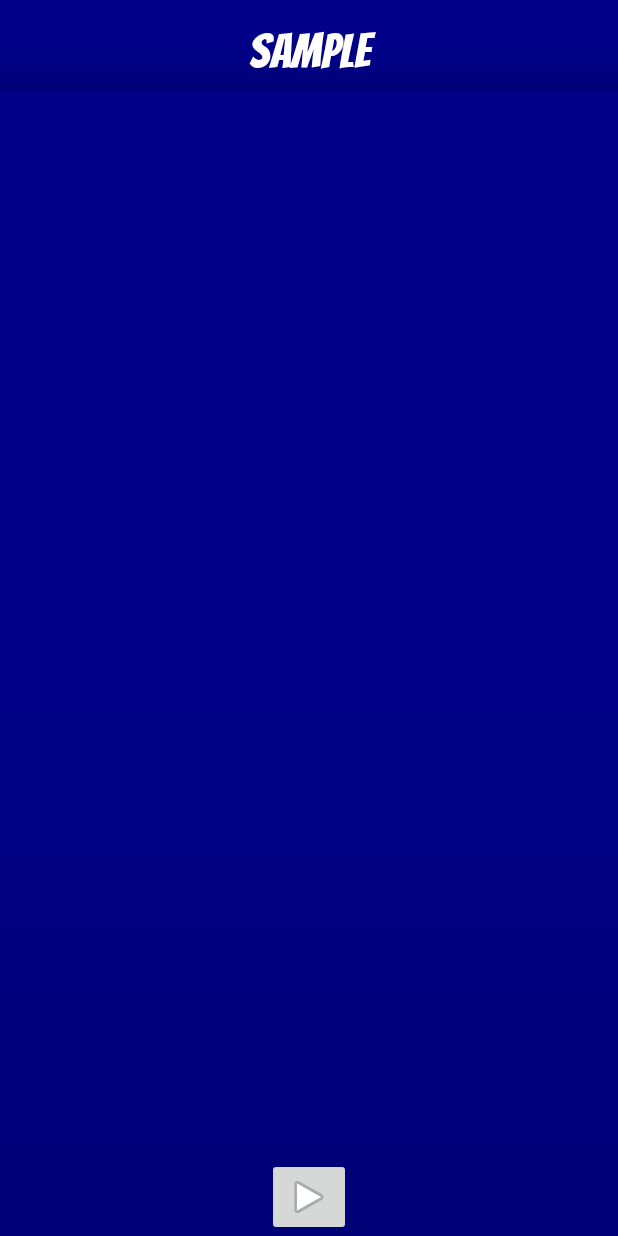
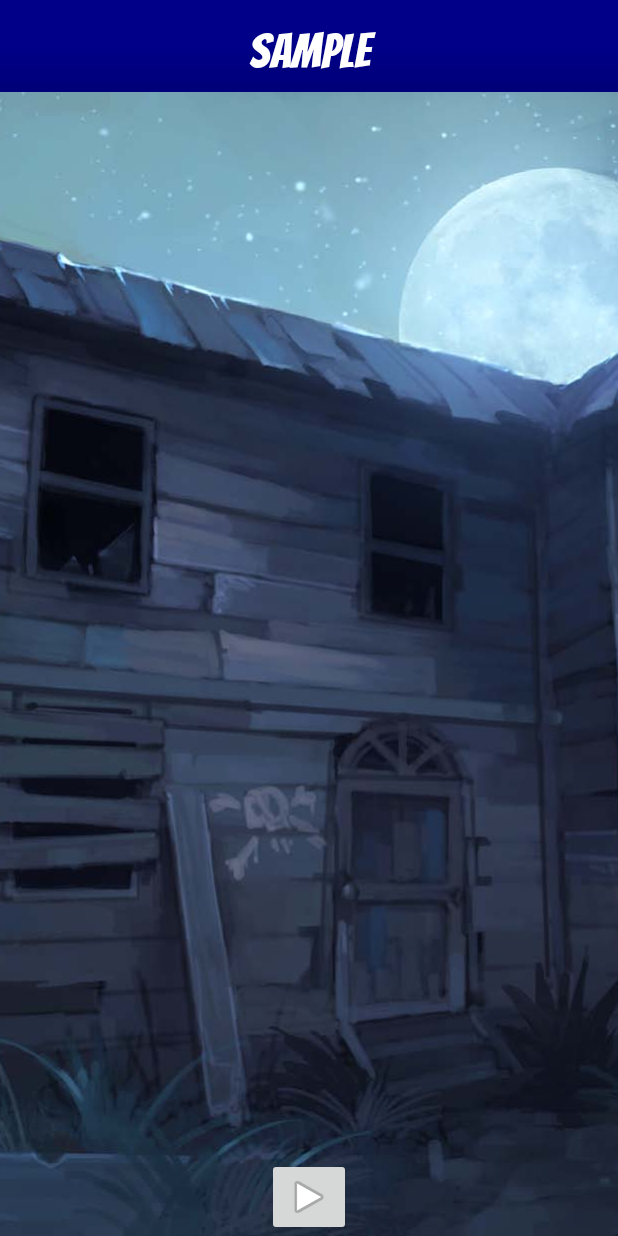
Before and after one commit to kuhrusty/z15, an Android app: the ScenarioActivity screen opened directly, with no data from a screen before it, on a phone screen of 412 x 824 dp. Run offline under Robolectric (Android 15) with nearby library versions, the phone set to English and light mode, and no system bars.

Commit message:
Issue #4: add ScenarioActivity background.

```diff
--- a/app/src/main/res/layout/activity_scenario.xml
+++ b/app/src/main/res/layout/activity_scenario.xml
@@ -4,8 +4,7 @@
     xmlns:app="http://schemas.android.com/apk/res-auto"
     xmlns:tools="http://schemas.android.com/tools"
     android:layout_width="match_parent"
-    android:layout_height="match_parent"
-    android:background="@drawable/blue_gradient">
+    android:layout_height="match_parent">
 
     <!--  This guy is mostly copied from list_scenario.xml.  -->
     <TextView
@@ -25,6 +24,18 @@
         app:layout_constraintEnd_toEndOf="parent"
         app:layout_constraintStart_toStartOf="parent"
         app:layout_constraintTop_toTopOf="parent"/>
+
+    <ImageView
+        android:id="@+id/bgImage"
+        android:layout_width="0dp"
+        android:layout_height="0dp"
+        android:layout_gravity="bottom"
+        android:scaleType="centerCrop"
+        app:layout_constraintBottom_toBottomOf="parent"
+        app:layout_constraintEnd_toEndOf="parent"
+        app:layout_constraintStart_toStartOf="parent"
+        app:layout_constraintTop_toBottomOf="@id/scenarioName"
+        app:srcCompat="@drawable/back_cover"/>
 
     <android.support.constraint.ConstraintLayout
         android:id="@+id/zombiecards"
```
Also changed, not shown: app/src/main/res/drawable-nodpi/back_cover.jpg (added).
